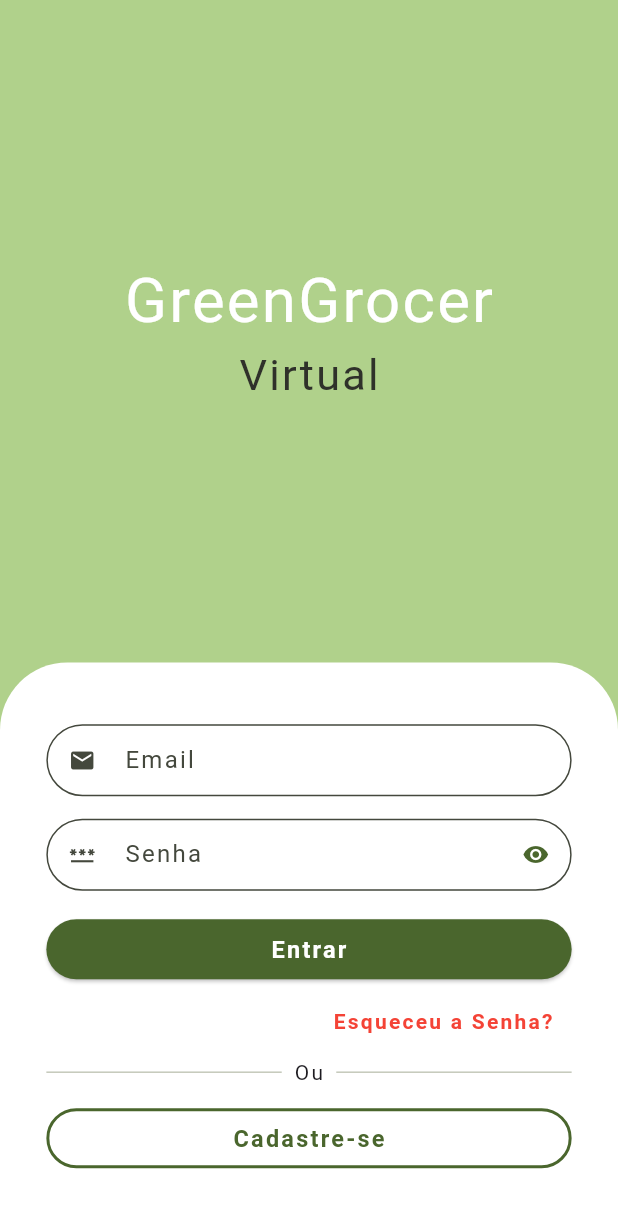
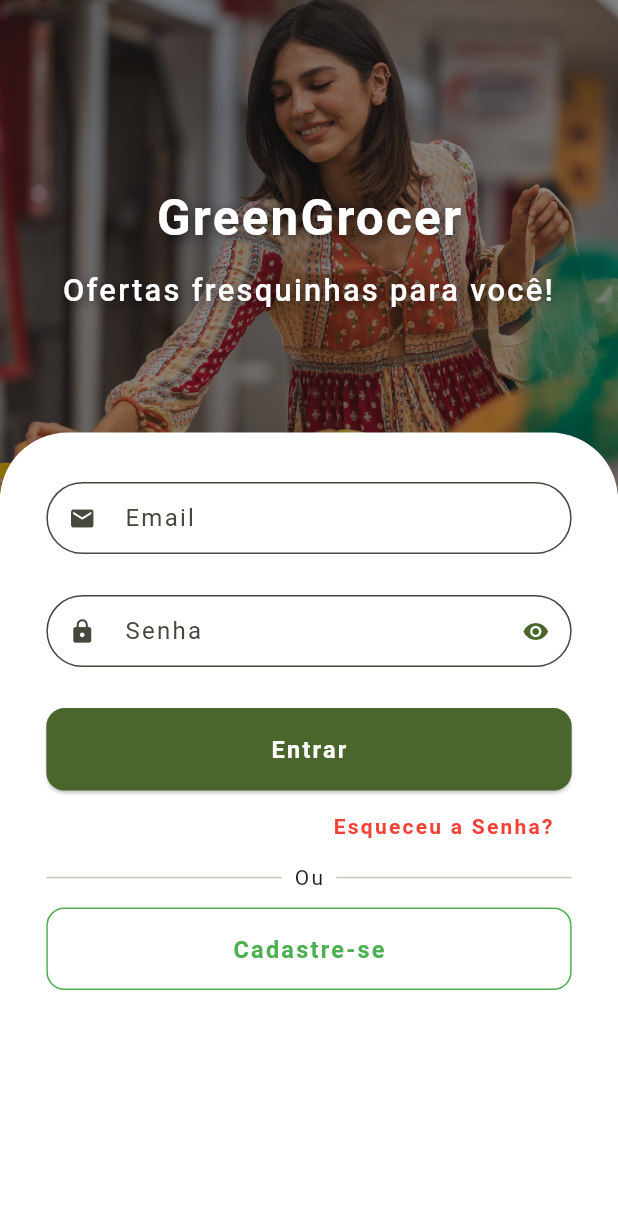
Before and after one commit to joaolima7/greengrocer_virtual, a Flutter app: the screen it shows after launch, on a phone screen of 412 x 824 dp. Shown: the top 1208 px of the screen. Run offline on Flutter 3.47's test engine with Material 3 defaults, Android fonts, the phone set to English and light mode, and no system bars; drawn by our look-alikes of carousel_slider; our stand-ins replace auto_size_text, dio, flutter_secure_storage, fluttertoast, get, get_it and 5 more; missing offline and left inert: add_to_cart_animation, validatorless; Roboto replaces fonts that are missing (AnekDevanagari).

Commit message:
finishing app

```diff
--- a/lib/src/layers/data/datasources/app_data.dart
+++ b/lib/src/layers/data/datasources/app_data.dart
@@ -76,9 +76,9 @@ List<String> categories = [
 
 User user = User(
   name: 'João Caetano Lima',
-  email: 'joaocaetanodev@gmail.com',
-  phone: 17982026102,
-  cpf: 07774129189,
+  email: 'joaolima@gmail.com',
+  phone: 17982026902,
+  cpf: 06674129189,
   password: '123',
 );
 
--- a/lib/src/layers/presentation/ui/pages/auth/login_page.dart
+++ b/lib/src/layers/presentation/ui/pages/auth/login_page.dart
@@ -1,6 +1,7 @@
 import 'package:flutter/material.dart';
 import 'package:get/get.dart';
 import 'package:get_it/get_it.dart';
+import 'package:carousel_slider/carousel_slider.dart';
 import 'package:greengrocer_virtual/src/core/config/themes/theme.dart';
 import 'package:greengrocer_virtual/src/layers/presentation/controllers/get_controllers/auth/auth_controller.dart';
 import 'package:greengrocer_virtual/src/layers/presentation/ui/components/text_field_custom.dart';
@@ -19,51 +20,138 @@ class _LoginPageState extends State<LoginPage> {
   final AuthController authController = GetIt.I.get<AuthController>();
   TextEditingController _txtEmail = TextEditingController();
   TextEditingController _txtSenha = TextEditingController();
+
+  // Lista de dados para o carrossel
+  final List<Map<String, String>> carouselData = [
+    {
+      'image': 'assets/images/img1.jpg',
+      'text': 'Ofertas fresquinhas para você!'
+    },
+    {'image': 'assets/images/img2.jpg', 'text': 'Entregamos na sua porta.'},
+    {
+      'image': 'assets/images/img3.jpg',
+      'text': 'Produtos orgânicos e de qualidade.'
+    },
+  ];
+
   @override
   Widget build(BuildContext context) {
     var sizeScreen = MediaQuery.of(context).size;
+
     return Scaffold(
-      backgroundColor: MaterialTheme.lightScheme().inversePrimary,
-      body: SingleChildScrollView(
-        child: SizedBox(
+      backgroundColor: Colors.white,
+      body: Stack(
+        children: [
+          // Carrossel na parte superior
+          SizedBox(
             width: sizeScreen.width,
             height: sizeScreen.height,
             child: Column(
               children: <Widget>[
-              Expanded(
+                // Seção do Carrossel
+                Container(
+                  height: sizeScreen.height * 0.4, // Ajuste conforme necessário
+                  child: CarouselSlider(
+                    options: CarouselOptions(
+                      scrollPhysics: const NeverScrollableScrollPhysics(),
+                      height: sizeScreen.height * 0.4,
+                      autoPlay: true,
+                      viewportFraction: 1.0,
+                      enlargeCenterPage: false,
+                      autoPlayInterval: const Duration(seconds: 6),
+                      autoPlayAnimationDuration: Duration(seconds: 1),
+                    ),
+                    items: carouselData.map((item) {
+                      return Stack(
+                        fit: StackFit.expand,
+                        children: [
+                          // Imagem de fundo
+                          Image.asset(
+                            item['image']!,
+                            fit: BoxFit.cover,
+                          ),
+                          // Sobreposição com opacidade
+                          Container(
+                            color: Colors.black.withOpacity(0.4),
+                          ),
+                          // Conteúdo sobre a imagem
+                          Padding(
+                            padding: EdgeInsets.symmetric(horizontal: 20),
                             child: Column(
                               mainAxisAlignment: MainAxisAlignment.center,
-                  children: <Widget>[
+                              children: [
+                                // Nome do App
                                 Text(
                                   'GreenGrocer',
                                   style: TextStyle(
-                          fontSize: sizeScreen.width * .1, color: Colors.white),
+                                    color: Colors.white,
+                                    fontSize: sizeScreen.width * 0.08,
+                                    fontWeight: FontWeight.bold,
+                                    shadows: [
+                                      Shadow(
+                                        blurRadius: 10.0,
+                                        color: Colors.black54,
+                                        offset: Offset(2.0, 2.0),
                                       ),
+                                    ],
+                                  ),
+                                ),
+                                SizedBox(height: 10),
+                                // Texto do Carrossel
                                 Text(
-                      'Virtual',
+                                  item['text']!,
+                                  textAlign: TextAlign.center,
                                   style: TextStyle(
-                        fontSize: sizeScreen.width * .07,
-                        color: MaterialTheme.lightScheme().inverseSurface,
+                                    color: Colors.white,
+                                    fontSize: sizeScreen.width * 0.05,
+                                    fontWeight: FontWeight.w500,
+                                    shadows: [
+                                      Shadow(
+                                        blurRadius: 10.0,
+                                        color: Colors.black54,
+                                        offset: Offset(2.0, 2.0),
+                                      ),
+                                    ],
                                   ),
                                 ),
                               ],
                             ),
                           ),
-              Container(
+                        ],
+                      );
+                    }).toList(),
+                  ),
+                ),
+              ],
+            ),
+          ),
+
+          // Formulário posicionado abaixo do carrossel
+          Positioned(
+            top: sizeScreen.height * 0.35, // Ajuste para sobrepor o carrossel
+            left: 0,
+            right: 0,
+            child: Container(
+              // Utilizamos um Padding para centralizar horizontalmente
               padding: EdgeInsets.symmetric(
                 horizontal: sizeScreen.width * .075,
-                  vertical: sizeScreen.height * .05,
+                // Reduzimos o padding vertical para evitar excesso de espaço
+                vertical: sizeScreen.height * .02,
               ),
-                decoration: const BoxDecoration(
+              // Ajustamos o tamanho do Container para se adaptar ao conteúdo
+              // e utilizamos uma BoxDecoration com bordas arredondadas
+              decoration: BoxDecoration(
                 color: Colors.white,
                 borderRadius: BorderRadius.vertical(
                   top: Radius.circular(45),
-                    )),
+                ),
+              ),
               child: Form(
                 key: _formKey,
                 child: Column(
                   crossAxisAlignment: CrossAxisAlignment.stretch,
                   children: <Widget>[
+                    SizedBox(height: sizeScreen.height * 0.02),
                     TextFieldCustom(
                       label: 'Email',
                       textInputType: TextInputType.emailAddress,
@@ -74,10 +162,11 @@ class _LoginPageState extends State<LoginPage> {
                         Validatorless.email('Digite um email válido!'),
                       ]),
                     ),
+                    SizedBox(height: sizeScreen.height * 0.015),
                     TextFieldCustom(
                       label: 'Senha',
                       controller: _txtSenha,
-                        prefixIcon: const Icon(Icons.password),
+                      prefixIcon: const Icon(Icons.lock),
                       isSecret: true,
                       isObscure: true,
                       validator: Validatorless.multiple([
@@ -86,6 +175,7 @@ class _LoginPageState extends State<LoginPage> {
                             6, 'A senha deve ter pelo menos 6 caracteres!'),
                       ]),
                     ),
+                    SizedBox(height: sizeScreen.height * 0.015),
                     GetX<AuthController>(
                       init: authController,
                       builder: (authController) {
@@ -102,16 +192,28 @@ class _LoginPageState extends State<LoginPage> {
                                     );
                                   }
                                 },
+                          style: ElevatedButton.styleFrom(
+                            padding: EdgeInsets.symmetric(
+                              vertical: sizeScreen.height * 0.02,
+                            ),
+                            shape: RoundedRectangleBorder(
+                              borderRadius: BorderRadius.circular(12),
+                            ),
+                          ),
                           child: authController.isLoading.value
-                                ? Container(
+                              ? SizedBox(
                                   width: sizeScreen.width * .045,
                                   height: sizeScreen.width * .045,
                                   child: CircularProgressIndicator(
-                                        color: Colors.white))
+                                    color: Colors.white,
+                                  ),
+                                )
                               : Text(
                                   'Entrar',
                                   style: TextStyle(
-                                        fontSize: sizeScreen.width * .038),
+                                    fontSize: sizeScreen.width * .038,
+                                    fontWeight: FontWeight.bold,
+                                  ),
                                 ),
                         );
                       },
@@ -150,12 +252,21 @@ class _LoginPageState extends State<LoginPage> {
                       onPressed: () {
                         Navigator.pushNamed(context, '/signup');
                       },
+                      style: OutlinedButton.styleFrom(
+                        padding: EdgeInsets.symmetric(
+                          vertical: sizeScreen.height * 0.02,
+                        ),
+                        side: BorderSide(color: Colors.green),
+                        shape: RoundedRectangleBorder(
+                          borderRadius: BorderRadius.circular(12),
+                        ),
+                      ),
                       child: Text(
                         'Cadastre-se',
-                          style: TextStyle(fontSize: sizeScreen.width * .038),
-                        ),
-                      ),
-                    ],
+                        style: TextStyle(
+                          fontSize: sizeScreen.width * .038,
+                          color: Colors.green,
+                          fontWeight: FontWeight.bold,
                         ),
                       ),
                     ),
@@ -163,6 +274,9 @@ class _LoginPageState extends State<LoginPage> {
                 ),
               ),
             ),
+          ),
+        ],
+      ),
     );
   }
 }
--- a/lib/src/layers/presentation/ui/pages/base/tabs/home_tab.dart
+++ b/lib/src/layers/presentation/ui/pages/base/tabs/home_tab.dart
@@ -13,6 +13,8 @@ import 'package:greengrocer_virtual/src/layers/data/datasources/app_data.dart'
     as appData;
 import 'package:greengrocer_virtual/src/layers/presentation/ui/widgets/shimmer_custom.dart';
 
+import '../../../../controllers/get_controllers/tabs/cart_tab_controller.dart';
+
 class HomeTab extends StatefulWidget {
   const HomeTab({super.key});
 
@@ -24,29 +26,39 @@ class _HomeTabState extends State<HomeTab> {
   final TextEditingController _txtSearch = TextEditingController();
   final GlobalKey<CartIconKey> cartKey = GlobalKey<CartIconKey>();
   final HomeTabController homecontroller = GetIt.I.get<HomeTabController>();
+  final CartTabController _cartTabController = GetIt.I.get<CartTabController>();
   late Function(GlobalKey) runAddToCartAnimation;
   var _cartQuantityItems = appData.cartItems.length;
 
   void addToCart(GlobalKey gkImage, Item item) async {
+    // Execute the add to cart animation
     await runAddToCartAnimation(gkImage);
-    await cartKey.currentState!
-        .runCartAnimation((++_cartQuantityItems).toString());
+    await cartKey.currentState!.runCartAnimation();
 
-    setState(() {
-      bool itemInCart = false;
+    // Check if the item is already in the cart
+    CartItem? existingCartItem;
+    await _cartTabController.getCartItems();
 
-      for (var cartItem in appData.cartItems) {
-        if (cartItem.item.itemName == item.itemName) {
-          cartItem.quantity++;
-          itemInCart = true;
+    for (var cartItem in _cartTabController.allCartItems) {
+      if (cartItem.item.id == item.id) {
+        existingCartItem = cartItem;
         break;
       }
     }
 
-      if (!itemInCart) {
-        appData.cartItems.add(CartItem(item: item, quantity: 1, objectId: '1'));
+    if (existingCartItem != null) {
+      // Increase quantity if item exists
+      existingCartItem.quantity += 1;
+      await _cartTabController.updateCartItem(existingCartItem);
+    } else {
+      // Add new item to cart
+      CartItem newCartItem = CartItem(
+        item: item,
+        quantity: 1,
+        objectId: '',
+      );
+      await _cartTabController.addCartItem(newCartItem);
     }
-    });
   }
 
   @override
@@ -80,17 +92,23 @@ class _HomeTabState extends State<HomeTab> {
                 fontSize: sizeScreen.width * .065, color: Colors.white),
           ),
           actions: [
-            Padding(
+            GetX<CartTabController>(
+              init: _cartTabController,
+              builder: (controller) {
+                return Padding(
                   padding: EdgeInsets.only(right: sizeScreen.width * .03),
                   child: AddToCartIcon(
                     key: cartKey,
                     icon: const Icon(Icons.shopping_cart),
-                badgeOptions: const BadgeOptions(
-                  active: true,
+                    badgeOptions: BadgeOptions(
+                      active: controller.allCartItems.length > 0,
                       backgroundColor: Colors.red,
                       foregroundColor: Colors.white,
                     ),
+                    badgeCount: controller.allCartItems.length.toString(),
                   ),
+                );
+              },
             ),
           ],
         ),
--- a/pubspec.yaml
+++ b/pubspec.yaml
@@ -32,6 +32,7 @@ dependencies:
   lottie: ^3.1.2
   shimmer: ^3.0.0
   auto_size_text: ^3.0.0
+  carousel_slider: ^5.0.0
 
 dev_dependencies:
   flutter_test:
```
Also changed, not shown: assets/images/img1.jpg (added), assets/images/img2.jpg (added), assets/images/img3.jpg (added), pubspec.lock. Lines whose indentation alone changed are shown as unchanged.
